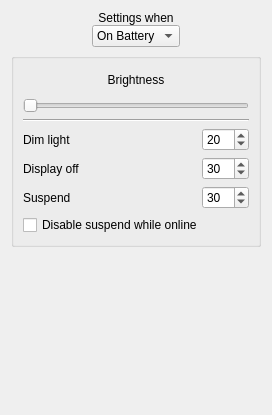
Old version of the form src/settings/light-and-power/lightsettingsbase.ui in the repository openmoko/qtopia.
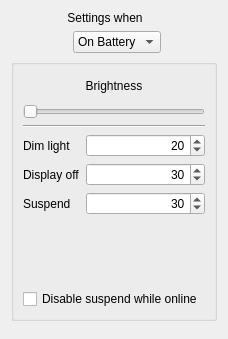
New version of the form. Custom widgets are drawn as their Qt base class.

The edit to the form file:
```diff
--- a/src/settings/light-and-power/lightsettingsbase.ui
+++ b/src/settings/light-and-power/lightsettingsbase.ui
@@ -5,35 +5,35 @@
    <rect>
     <x>0</x>
     <y>0</y>
-    <width>272</width>
-    <height>415</height>
+    <width>228</width>
+    <height>339</height>
    </rect>
   </property>
   <property name="windowTitle" >
    <string>Power Management</string>
   </property>
-  <layout class="QVBoxLayout" >
+  <layout class="QVBoxLayout" name="verticalLayout_2" >
    <item>
-    <layout class="QHBoxLayout" >
+    <layout class="QHBoxLayout" name="horizontalLayout" >
      <item>
       <spacer>
        <property name="orientation" >
         <enum>Qt::Horizontal</enum>
        </property>
-       <property name="sizeHint" >
+       <property name="sizeHint" stdset="0" >
         <size>
-         <width>38</width>
-         <height>17</height>
+         <width>183</width>
+         <height>30</height>
         </size>
        </property>
       </spacer>
      </item>
      <item>
-      <layout class="QVBoxLayout" >
-       <property name="spacing" >
-        <number>0</number>
+      <layout class="QFormLayout" name="formLayout" >
+       <property name="rowWrapPolicy" >
+        <enum>QFormLayout::WrapLongRows</enum>
        </property>
-       <item>
+       <item row="0" column="0" >
         <widget class="QLabel" name="label" >
          <property name="text" >
           <string>Settings when</string>
@@ -46,7 +46,7 @@
          </property>
         </widget>
        </item>
-       <item>
+       <item row="0" column="1" >
         <widget class="QComboBox" name="powerSource" >
          <item>
           <property name="text" >
@@ -67,10 +67,10 @@
        <property name="orientation" >
         <enum>Qt::Horizontal</enum>
        </property>
-       <property name="sizeHint" >
+       <property name="sizeHint" stdset="0" >
         <size>
-         <width>48</width>
-         <height>17</height>
+         <width>183</width>
+         <height>30</height>
         </size>
        </property>
       </spacer>
@@ -79,43 +79,22 @@
    </item>
    <item>
     <widget class="QGroupBox" name="GroupBox3" >
+     <property name="sizePolicy" >
+      <sizepolicy vsizetype="Expanding" hsizetype="Preferred" >
+       <horstretch>0</horstretch>
+       <verstretch>1</verstretch>
+      </sizepolicy>
+     </property>
      <property name="title" >
       <string/>
      </property>
-     <layout class="QGridLayout" >
-      <property name="leftMargin" >
-       <number>9</number>
-      </property>
-      <property name="topMargin" >
-       <number>9</number>
-      </property>
-      <property name="rightMargin" >
-       <number>9</number>
-      </property>
-      <property name="bottomMargin" >
-       <number>9</number>
-      </property>
-      <property name="horizontalSpacing" >
-       <number>6</number>
-      </property>
-      <property name="verticalSpacing" >
-       <number>6</number>
-      </property>
-      <item row="0" column="0" >
+     <layout class="QVBoxLayout" name="verticalLayout" >
+      <item>
        <layout class="QHBoxLayout" >
         <property name="spacing" >
          <number>6</number>
         </property>
-        <property name="leftMargin" >
-         <number>0</number>
-        </property>
-        <property name="topMargin" >
-         <number>0</number>
-        </property>
-        <property name="rightMargin" >
-         <number>0</number>
-        </property>
-        <property name="bottomMargin" >
+        <property name="margin" >
          <number>0</number>
         </property>
         <item>
@@ -171,7 +150,7 @@
         </item>
        </layout>
       </item>
-      <item row="1" column="0" >
+      <item>
        <widget class="QSlider" name="brightness" >
         <property name="minimum" >
          <number>100</number>
@@ -193,32 +172,23 @@
         </property>
        </widget>
       </item>
-      <item row="2" column="0" >
+      <item>
        <widget class="Line" name="line" >
         <property name="orientation" >
          <enum>Qt::Horizontal</enum>
         </property>
        </widget>
       </item>
-      <item row="3" column="0" >
-       <layout class="QGridLayout" >
-        <property name="leftMargin" >
-         <number>0</number>
+      <item>
+       <layout class="QFormLayout" name="formLayout_2" >
+        <property name="sizeConstraint" >
+         <enum>QLayout::SetDefaultConstraint</enum>
         </property>
-        <property name="topMargin" >
-         <number>0</number>
-        </property>
-        <property name="rightMargin" >
-         <number>0</number>
-        </property>
-        <property name="bottomMargin" >
-         <number>0</number>
-        </property>
-        <property name="horizontalSpacing" >
-         <number>6</number>
+        <property name="rowWrapPolicy" >
+         <enum>QFormLayout::WrapLongRows</enum>
         </property>
         <property name="verticalSpacing" >
-         <number>6</number>
+         <number>-1</number>
         </property>
         <item row="0" column="0" >
          <widget class="QLabel" name="label_2" >
@@ -230,6 +200,31 @@
           </property>
          </widget>
         </item>
+        <item row="0" column="1" >
+         <widget class="MinSecSpinBox" name="interval_dim" >
+          <property name="sizePolicy" >
+           <sizepolicy vsizetype="Fixed" hsizetype="MinimumExpanding" >
+            <horstretch>0</horstretch>
+            <verstretch>0</verstretch>
+           </sizepolicy>
+          </property>
+          <property name="alignment" >
+           <set>Qt::AlignRight|Qt::AlignTrailing|Qt::AlignVCenter</set>
+          </property>
+          <property name="minimum" >
+           <number>0</number>
+          </property>
+          <property name="maximum" >
+           <number>60</number>
+          </property>
+          <property name="singleStep" >
+           <number>10</number>
+          </property>
+          <property name="value" >
+           <number>20</number>
+          </property>
+         </widget>
+        </item>
         <item row="1" column="0" >
          <widget class="QLabel" name="label_4" >
           <property name="text" >
@@ -240,6 +235,31 @@
           </property>
          </widget>
         </item>
+        <item row="1" column="1" >
+         <widget class="MinSecSpinBox" name="interval_lightoff" >
+          <property name="sizePolicy" >
+           <sizepolicy vsizetype="Fixed" hsizetype="MinimumExpanding" >
+            <horstretch>0</horstretch>
+            <verstretch>0</verstretch>
+           </sizepolicy>
+          </property>
+          <property name="alignment" >
+           <set>Qt::AlignRight|Qt::AlignTrailing|Qt::AlignVCenter</set>
+          </property>
+          <property name="minimum" >
+           <number>0</number>
+          </property>
+          <property name="maximum" >
+           <number>180</number>
+          </property>
+          <property name="singleStep" >
+           <number>10</number>
+          </property>
+          <property name="value" >
+           <number>30</number>
+          </property>
+         </widget>
+        </item>
         <item row="2" column="0" >
          <widget class="QLabel" name="label_suspend" >
           <property name="text" >
@@ -250,40 +270,17 @@
           </property>
          </widget>
         </item>
-        <item row="0" column="2" >
-         <widget class="MinSecSpinBox" name="interval_dim" >
-          <property name="minimum" >
-           <number>0</number>
-          </property>
-          <property name="maximum" >
-           <number>60</number>
-          </property>
-          <property name="singleStep" >
-           <number>10</number>
-          </property>
-          <property name="value" >
-           <number>20</number>
-          </property>
-         </widget>
-        </item>
-        <item row="1" column="2" >
-         <widget class="MinSecSpinBox" name="interval_lightoff" >
-          <property name="minimum" >
-           <number>0</number>
-          </property>
-          <property name="maximum" >
-           <number>180</number>
-          </property>
-          <property name="singleStep" >
-           <number>10</number>
-          </property>
-          <property name="value" >
-           <number>30</number>
-          </property>
-         </widget>
-        </item>
-        <item row="2" column="2" >
+        <item row="2" column="1" >
          <widget class="MinSecSpinBox" name="interval_suspend" >
+          <property name="sizePolicy" >
+           <sizepolicy vsizetype="Fixed" hsizetype="MinimumExpanding" >
+            <horstretch>0</horstretch>
+            <verstretch>0</verstretch>
+           </sizepolicy>
+          </property>
+          <property name="alignment" >
+           <set>Qt::AlignRight|Qt::AlignTrailing|Qt::AlignVCenter</set>
+          </property>
           <property name="minimum" >
            <number>0</number>
           </property>
@@ -298,22 +295,9 @@
           </property>
          </widget>
         </item>
-        <item row="0" column="1" >
-         <spacer>
-          <property name="orientation" >
-           <enum>Qt::Horizontal</enum>
-          </property>
-          <property name="sizeHint" >
-           <size>
-            <width>1</width>
-            <height>20</height>
-           </size>
-          </property>
-         </spacer>
-        </item>
        </layout>
       </item>
-      <item row="4" column="0" >
+      <item>
        <widget class="QCheckBox" name="notnetworkedsuspend" >
         <property name="text" >
          <string>Disable suspend while online</string>
@@ -324,16 +308,10 @@
     </widget>
    </item>
    <item>
-    <spacer>
+    <spacer name="verticalSpacer" >
      <property name="orientation" >
       <enum>Qt::Vertical</enum>
      </property>
-     <property name="sizeHint" >
-      <size>
-       <width>1</width>
-       <height>111</height>
-      </size>
-     </property>
     </spacer>
    </item>
   </layout>
```
